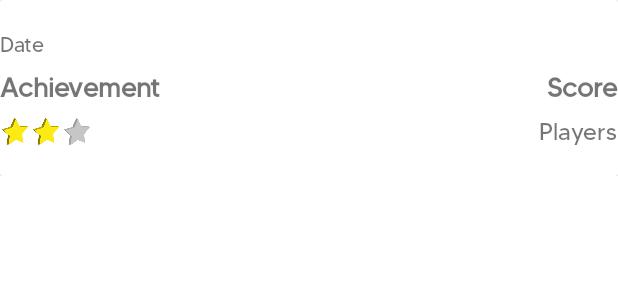
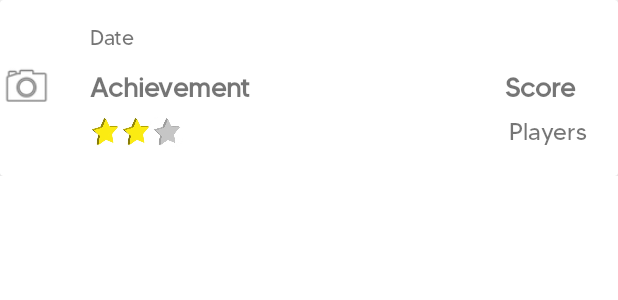
Before and after one commit to kza40/GameKeeper, an Android app: the layout game_row.xml on its own in the app's theme, with its tools: preview values and no code run, on a phone screen of 412 x 824 dp. Shown: the top 300 px of the screen. Run offline under Robolectric (Android 15) with nearby library versions, the phone set to English and light mode, and no system bars.

Commit message:
Displayed image on the game List Adapter view

```diff
--- a/app/src/main/java/ca/cmpt276/myapplication/AddGame.java
+++ b/app/src/main/java/ca/cmpt276/myapplication/AddGame.java
@@ -144,9 +144,16 @@ public class AddGame extends AppCompatActivity {
         populateEdittextScores(isEdit);
         if(isEdit)
         {
-            photoFile = getPhotoFileUri(currentGame.getPhotoFileName());
-            Bitmap takenImage = BitmapFactory.decodeFile(photoFile.getAbsolutePath());
-            imageViewPicture.setImageBitmap(takenImage);
+            if(currentGame.getPhotoFileName()!=null)
+            {
+                photoFile = getPhotoFileUri(currentGame.getPhotoFileName());
+                Bitmap takenImage = BitmapFactory.decodeFile(photoFile.getAbsolutePath());
+                if(takenImage!=null)
+                {
+                    imageViewPicture.setImageBitmap(takenImage);
+                }
+            }
+
             tvTotalScore.setText("Score: "+currentGame.getGroupScore());
             difficultyToggle.setDifficulty(currentGame.getScaleFactor());
             edtNumPlayers.setText(Integer.toString(currentGame.getNumOfPlayers()));
--- a/app/src/main/java/ca/cmpt276/myapplication/adapter/GameAdapter.java
+++ b/app/src/main/java/ca/cmpt276/myapplication/adapter/GameAdapter.java
@@ -1,6 +1,10 @@
 package ca.cmpt276.myapplication.adapter;
 
 import android.content.Context;
+import android.graphics.Bitmap;
+import android.graphics.BitmapFactory;
+import android.os.Environment;
+import android.util.Log;
 import android.view.LayoutInflater;
 import android.view.View;
 import android.view.ViewGroup;
@@ -11,6 +15,7 @@ import android.widget.TextView;
 import androidx.annotation.NonNull;
 import androidx.annotation.Nullable;
 
+import java.io.File;
 import java.util.List;
 
 import ca.cmpt276.myapplication.R;
@@ -25,6 +30,7 @@ public class GameAdapter extends ArrayAdapter<Game> {
     private int resource;
     private static final float EASY_PERCENT = 75;
     private static final float HARD_PERCENT = 125;
+    public final String APP_TAG = "MyCustomApp";
 
     public GameAdapter(@NonNull Context context, int resource, @NonNull List<Game> objects) {
         super(context, resource, objects);
@@ -55,6 +61,18 @@ public class GameAdapter extends ArrayAdapter<Game> {
         ImageView ivStar2 = convertView.findViewById(R.id.star2);
         ImageView ivStar3 = convertView.findViewById(R.id.star3);
 
+        ImageView imageViewGamePicture=convertView.findViewById(R.id.imageViewGamePicture);
+        File mediaStorageDir = new File(context.getExternalFilesDir(Environment.DIRECTORY_PICTURES), APP_TAG);
+        if (!mediaStorageDir.exists() && !mediaStorageDir.mkdirs()){
+            Log.d(APP_TAG, "failed to create directory");
+        }
+        File photoFile = new File(mediaStorageDir.getPath() + File.separator + getItem(position).getPhotoFileName());
+        Bitmap takenImage = BitmapFactory.decodeFile(photoFile.getAbsolutePath());
+        if(takenImage!=null)
+        {
+            imageViewGamePicture.setImageBitmap(takenImage);
+        }
+
         float scaleFactor = getItem(position).getScaleFactor();
         if (scaleFactor == EASY_PERCENT) {
             ivStar2.setImageResource(R.drawable.star_grey);
--- a/app/src/main/res/layout/game_row.xml
+++ b/app/src/main/res/layout/game_row.xml
@@ -16,30 +16,35 @@
 
         <androidx.constraintlayout.widget.ConstraintLayout
             android:layout_width="match_parent"
-            android:layout_height="match_parent">
+            android:layout_height="match_parent"
+            tools:layout_editor_absoluteX="20dp"
+            tools:layout_editor_absoluteY="-3dp">
+
 
             <TextView
                 android:id="@+id/tvNumPlayers"
                 android:layout_width="wrap_content"
                 android:layout_height="wrap_content"
+                android:layout_marginEnd="20dp"
+                android:fontFamily="@font/font_main"
+                android:text="Players"
+                android:textSize="16sp"
+                app:layout_constraintBottom_toTopOf="@+id/tvEmpty"
                 app:layout_constraintEnd_toEndOf="parent"
-                app:layout_constraintBottom_toTopOf="@+id/tvEmpty"
                 app:layout_constraintTop_toTopOf="@+id/hGuidelineTwoThirds"
-                android:textSize="16sp"
-                android:fontFamily="@font/font_main"
-                android:text="Players" />
+                app:layout_constraintVertical_bias="0.0" />
 
             <TextView
                 android:id="@+id/tvDate"
                 android:layout_width="wrap_content"
                 android:layout_height="wrap_content"
+                android:layout_marginBottom="4dp"
                 android:fontFamily="@font/font_main"
                 android:text="Date"
                 app:layout_constraintBottom_toTopOf="@+id/hGuidelineOneThird"
                 app:layout_constraintEnd_toEndOf="parent"
-                app:layout_constraintHorizontal_bias="0.0"
+                app:layout_constraintHorizontal_bias="0.157"
                 app:layout_constraintStart_toStartOf="parent" />
-
 
             <TextView
                 android:id="@+id/tvEmpty"
@@ -53,34 +58,37 @@
                 android:id="@+id/tvAchievement"
                 android:layout_width="wrap_content"
                 android:layout_height="wrap_content"
+                android:layout_marginStart="60dp"
+                android:fontFamily="@font/font_main"
+                android:text="Achievement"
                 android:textSize="18sp"
                 android:textStyle="bold"
-                android:fontFamily="@font/font_main"
+                app:layout_constraintBottom_toTopOf="@+id/hGuidelineTwoThirds"
                 app:layout_constraintStart_toStartOf="parent"
-                app:layout_constraintBottom_toTopOf="@+id/hGuidelineTwoThirds"
-                app:layout_constraintTop_toTopOf="@+id/hGuidelineOneThird"
-                android:text="Achievement" />
+                app:layout_constraintTop_toTopOf="@+id/hGuidelineOneThird" />
 
             <TextView
                 android:id="@+id/tvScore"
                 android:layout_width="wrap_content"
                 android:layout_height="wrap_content"
+                android:layout_marginEnd="28dp"
+                android:fontFamily="@font/font_main"
+                android:text="Score"
                 android:textSize="18sp"
-                android:fontFamily="@font/font_main"
                 android:textStyle="bold"
+                app:layout_constraintBottom_toTopOf="@+id/hGuidelineTwoThirds"
                 app:layout_constraintEnd_toEndOf="parent"
-                app:layout_constraintBottom_toTopOf="@+id/hGuidelineTwoThirds"
-                app:layout_constraintTop_toTopOf="@+id/hGuidelineOneThird"
-                android:text="Score" />
+                app:layout_constraintTop_toTopOf="@+id/hGuidelineOneThird" />
 
             <ImageView
                 android:id="@+id/star1"
                 android:layout_width="0dp"
                 android:layout_height="0dp"
+                android:layout_marginStart="60dp"
                 android:scaleType="centerCrop"
+                app:layout_constraintBottom_toTopOf="@+id/tvEmpty"
                 app:layout_constraintDimensionRatio="1:1"
                 app:layout_constraintStart_toStartOf="parent"
-                app:layout_constraintBottom_toTopOf="@+id/tvEmpty"
                 app:layout_constraintTop_toBottomOf="@+id/hGuidelineTwoThirds"
                 app:srcCompat="@drawable/star_gold" />
 
@@ -89,9 +97,9 @@
                 android:layout_width="0dp"
                 android:layout_height="0dp"
                 android:scaleType="centerCrop"
+                app:layout_constraintBottom_toTopOf="@+id/tvEmpty"
                 app:layout_constraintDimensionRatio="1:1"
                 app:layout_constraintStart_toEndOf="@+id/star1"
-                app:layout_constraintBottom_toTopOf="@+id/tvEmpty"
                 app:layout_constraintTop_toBottomOf="@+id/hGuidelineTwoThirds"
                 app:srcCompat="@drawable/star_gold" />
 
@@ -99,12 +107,12 @@
                 android:id="@+id/star3"
                 android:layout_width="0dp"
                 android:layout_height="0dp"
-                app:srcCompat="@drawable/star_grey"
                 android:scaleType="centerCrop"
+                app:layout_constraintBottom_toTopOf="@+id/tvEmpty"
                 app:layout_constraintDimensionRatio="1:1"
                 app:layout_constraintStart_toEndOf="@+id/star2"
-                app:layout_constraintBottom_toTopOf="@+id/tvEmpty"
-                app:layout_constraintTop_toBottomOf="@+id/hGuidelineTwoThirds"/>
+                app:layout_constraintTop_toBottomOf="@+id/hGuidelineTwoThirds"
+                app:srcCompat="@drawable/star_grey" />
 
             <androidx.constraintlayout.widget.Guideline
                 android:id="@+id/hGuidelineTwoThirds"
@@ -118,7 +126,17 @@
                 android:layout_width="wrap_content"
                 android:layout_height="wrap_content"
                 android:orientation="horizontal"
-                app:layout_constraintGuide_percent="0.33" />
+                app:layout_constraintGuide_begin="38dp" />
+
+            <ImageView
+                android:id="@+id/imageViewGamePicture"
+                android:layout_width="35dp"
+                android:layout_height="35dp"
+                android:scaleType="fitCenter"
+                app:layout_constraintBottom_toTopOf="@+id/hGuidelineTwoThirds"
+                app:layout_constraintTop_toTopOf="@+id/hGuidelineOneThird"
+                app:srcCompat="@android:drawable/ic_menu_camera"
+                tools:layout_editor_absoluteX="8dp" />
 
 
         </androidx.constraintlayout.widget.ConstraintLayout>
```
